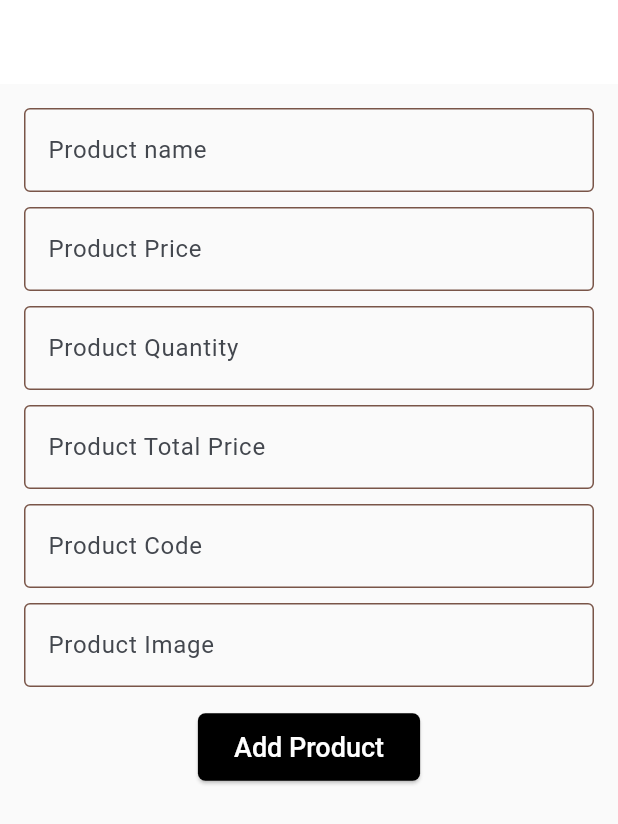
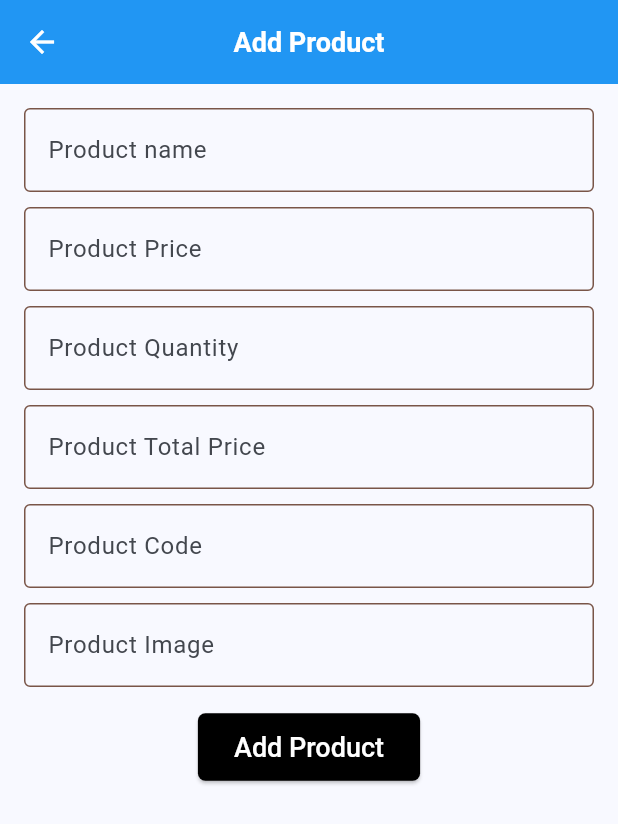
Before and after one commit to Zahirul064/live_class_project, a Flutter app: the screen it shows after launch, after a tap on the "add" icon, on a phone screen of 412 x 824 dp. Shown: the top 824 px of the screen. Run offline on Flutter 3.47's test engine with Material 3 defaults, Android fonts, the phone set to English and light mode, and no system bars; network calls fail.

Commit message:
new updated

```diff
--- a/lib/app.dart
+++ b/lib/app.dart
@@ -91,31 +91,38 @@ class CRUDApp extends StatelessWidget {
         onSurface: Colors.white,
         onError: Colors.white,
       ),
-      appBarTheme: const AppBarTheme(
+      appBarTheme: AppBarTheme(
         centerTitle: true,
         backgroundColor: Colors.purple,
-        iconTheme: IconThemeData(color: Colors.white),
-        titleTextStyle: TextStyle(
+        iconTheme: const IconThemeData(color: Colors.white),
+        titleTextStyle: const TextStyle(
           color: Colors.white,
           fontSize: 18,
           fontWeight: FontWeight.bold,
         ),
       ),
-      inputDecorationTheme: const InputDecorationTheme(
-        enabledBorder:
-        OutlineInputBorder(borderSide: BorderSide(color: Colors.purple)),
-        focusedBorder:
-        OutlineInputBorder(borderSide: BorderSide(color: Colors.deepOrange)),
-        errorBorder:
-        OutlineInputBorder(borderSide: BorderSide(color: Colors.red)),
-        focusedErrorBorder:
-        OutlineInputBorder(borderSide: BorderSide(color: Colors.red)),
+      inputDecorationTheme: InputDecorationTheme(
+        enabledBorder: OutlineInputBorder(
+          borderSide: BorderSide(color: Colors.purple),
+        ),
+        focusedBorder: OutlineInputBorder(
+          borderSide: BorderSide(color: Colors.deepOrange),
+        ),
+        errorBorder: OutlineInputBorder(
+          borderSide: BorderSide(color: Colors.red),
+        ),
+        focusedErrorBorder: OutlineInputBorder(
+          borderSide: BorderSide(color: Colors.red),
+        ),
       ),
       textTheme: const TextTheme(
         bodyLarge: TextStyle(color: Colors.white),
         bodyMedium: TextStyle(color: Colors.white70),
         titleLarge: TextStyle(
-            color: Colors.white, fontSize: 20, fontWeight: FontWeight.bold),
+          color: Colors.white,
+          fontSize: 20,
+          fontWeight: FontWeight.bold,
+        ),
       ),
       elevatedButtonTheme: ElevatedButtonThemeData(
         style: ElevatedButton.styleFrom(
--- a/lib/ui/screens/add_new_product_screen.dart
+++ b/lib/ui/screens/add_new_product_screen.dart
@@ -27,10 +27,10 @@ class _AddProductScreenState extends State<AddProductScreen> {
   @override
   Widget build(BuildContext context) {
     return Scaffold(
-      backgroundColor: Colors.grey.shade50,
+
       appBar: AppBar(
         title: const Text('Add Product'),
-        backgroundColor: Colors.white,
+
       ),
       body: SingleChildScrollView(
         child: Padding(
--- a/lib/ui/screens/product_list_screen.dart
+++ b/lib/ui/screens/product_list_screen.dart
@@ -103,8 +103,8 @@ class _ProductListScreenState extends State<ProductListScreen> {
       context: context,
       builder: (context) {
         return AlertDialog(
-          title: const Text('Are you sure? Will you delete this product?'),
-          backgroundColor: Colors.white,
+          title: const Text('Are you sure you want to delete?'),
+
           content: Container(
             decoration: BoxDecoration(
                 borderRadius: const BorderRadius.all(Radius.circular(16)),
@@ -132,7 +132,7 @@ class _ProductListScreenState extends State<ProductListScreen> {
                       Text('Total Price:  ${product.totalPrice ?? ''}'),
                     ],
                   ),
-                  tileColor: Colors.white,
+
                 ),
               ],
             ),
--- a/lib/ui/screens/update_product_screen.dart
+++ b/lib/ui/screens/update_product_screen.dart
@@ -40,10 +40,8 @@ class _UpdateProductScreenState extends State<UpdateProductScreen> {
   @override
   Widget build(BuildContext context) {
     return Scaffold(
-      backgroundColor: Colors.grey.shade50,
       appBar: AppBar(
         title: Text('Update Product'),
-        backgroundColor: Colors.white,
       ),
       body: SingleChildScrollView(
         child: Padding(
--- a/lib/ui/widgets/product_item.dart
+++ b/lib/ui/widgets/product_item.dart
@@ -33,7 +33,9 @@ class ProductItem extends StatelessWidget {
           children: [
             IconButton(
                 onPressed: onDeleteTab, // TODO: implement delete product api
-                icon: const Icon(Icons.delete)),
+                icon: const Icon(Icons.delete_outline),
+              color: Colors.red,
+            ),
             IconButton(
               onPressed: () {
                 Navigator.pushNamed(
@@ -42,7 +44,7 @@ class ProductItem extends StatelessWidget {
                   arguments: product,
                 );
               },
-              icon: const Icon(Icons.edit),
+              icon: const Icon(Icons.edit_outlined),
             ),
           ],
         ),
```
